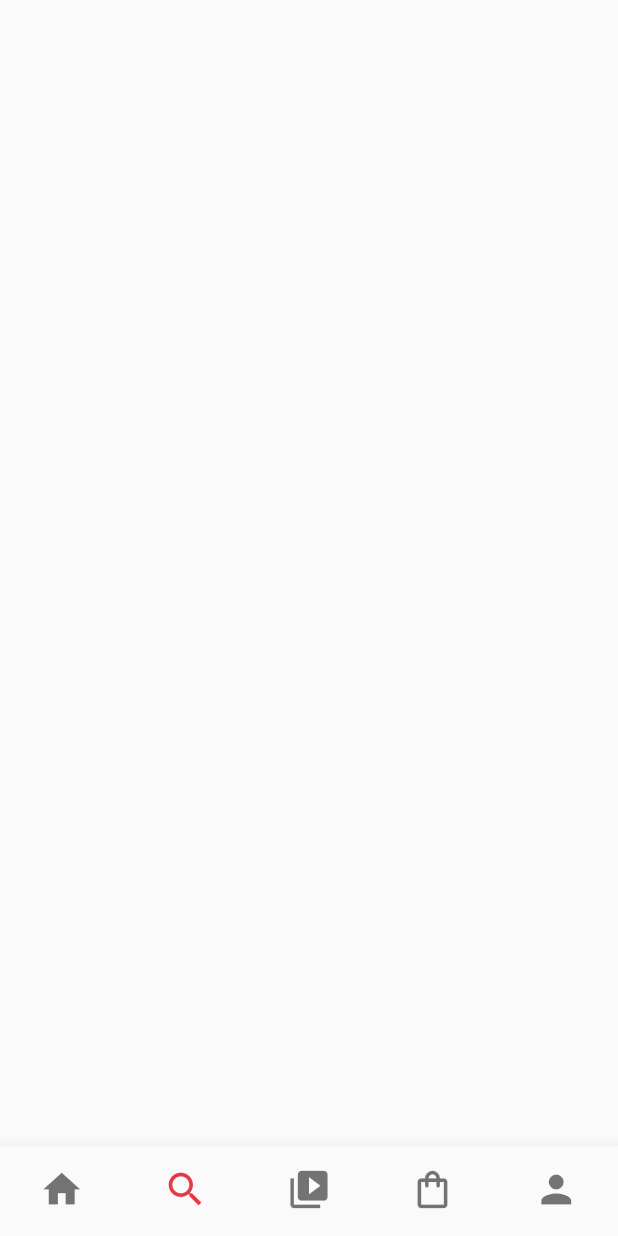
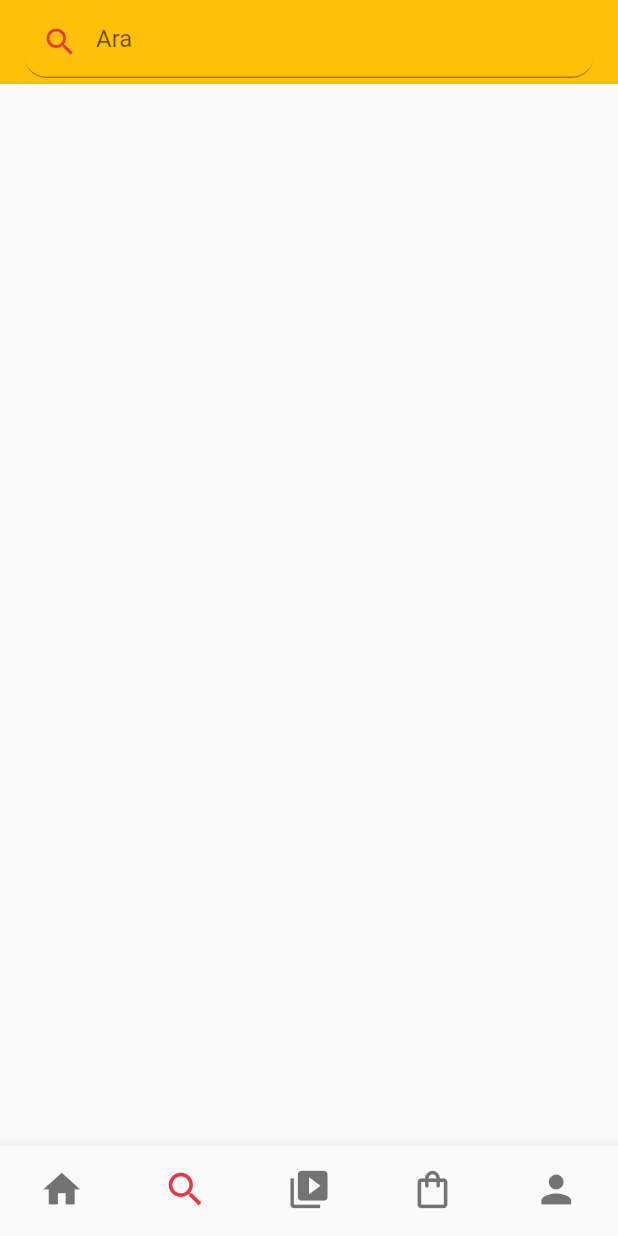
Before and after one commit to kadironer/instagram_ui_clone, a Flutter app: the screen it shows after launch, item 2 of the bottom bar chosen, on a phone screen of 412 x 824 dp. Run offline on Flutter 3.47's test engine with Material 2 defaults, Android fonts, the light colour scheme and no system bars; our stand-ins replace like_button.

Commit message:
Search Page Started

```diff
--- a/lib/pages/homeScreen.dart
+++ b/lib/pages/homeScreen.dart
@@ -56,7 +56,10 @@ class HomeScreen extends StatelessWidget {
 
               ),
             ),
-            UserPost(name: "kadir_oner46",),
+            UserPost(name: "kadir_oner46"),
+            UserPost(name: "kadir_oner46"),
+            UserPost(name: "kadir_oner46"),
+            UserPost(name: "kadir_oner46"),
           ],
         ),
       ),//Story
--- a/lib/pages/searchPage.dart
+++ b/lib/pages/searchPage.dart
@@ -1,4 +1,5 @@
 import 'package:flutter/material.dart';
+
 
 class SearchPage extends StatefulWidget {
   const SearchPage({Key? key}) : super(key: key);
@@ -8,8 +9,26 @@ class SearchPage extends StatefulWidget {
 }
 
 class _SearchPageState extends State<SearchPage> {
+
+  var tfEdit=TextEditingController();
+
   @override
   Widget build(BuildContext context) {
-    return Scaffold();
+    return Scaffold(
+      appBar: AppBar(
+        backgroundColor: Colors.amber,
+        elevation: 0,
+        title: TextField(
+          decoration: InputDecoration(
+            prefixIcon: Icon(Icons.search),
+            prefixIconColor: Color(0xFFe63946),
+            hintText: "Ara",
+            border: UnderlineInputBorder(
+              borderRadius: BorderRadius.all(Radius.circular(15.0))
+            )
+          ),
+        ),
+      ),
+    );
   }
 }
--- a/lib/widget/userPost.dart
+++ b/lib/widget/userPost.dart
@@ -175,7 +175,7 @@ class UserPost extends StatelessWidget {
               child: Text("2 Temmuz",style: TextStyle(color: Colors.black54),)),
         ),
         SizedBox(
-          height: 50,
+          height: 20,
         )
 
       ],
```
